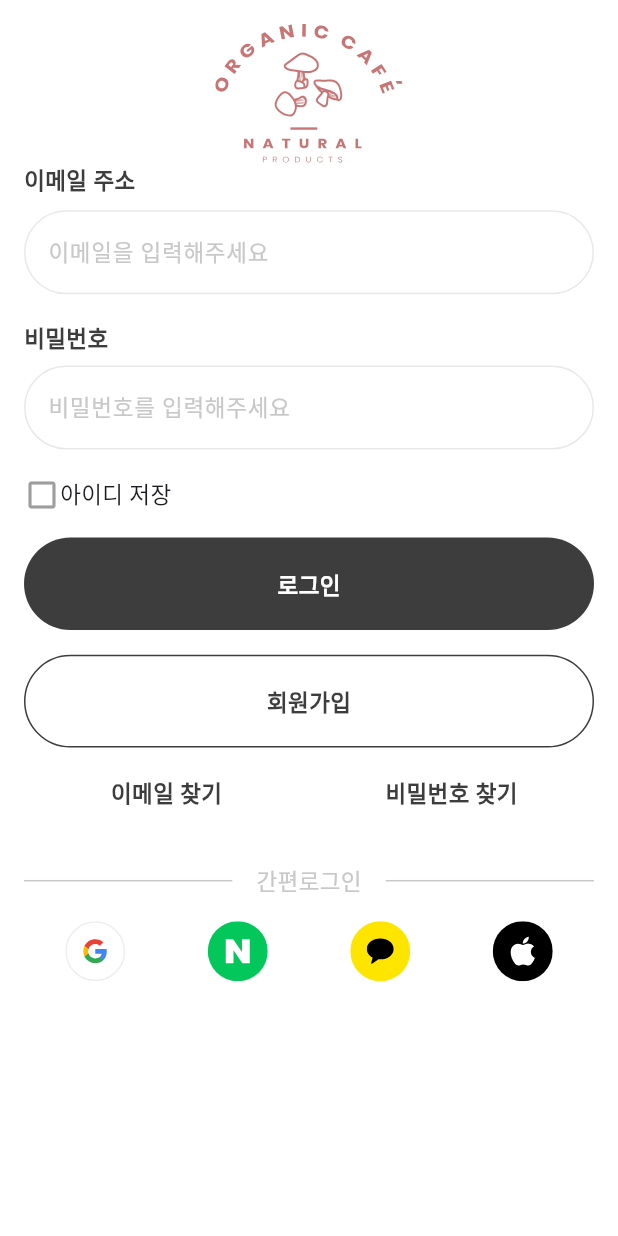
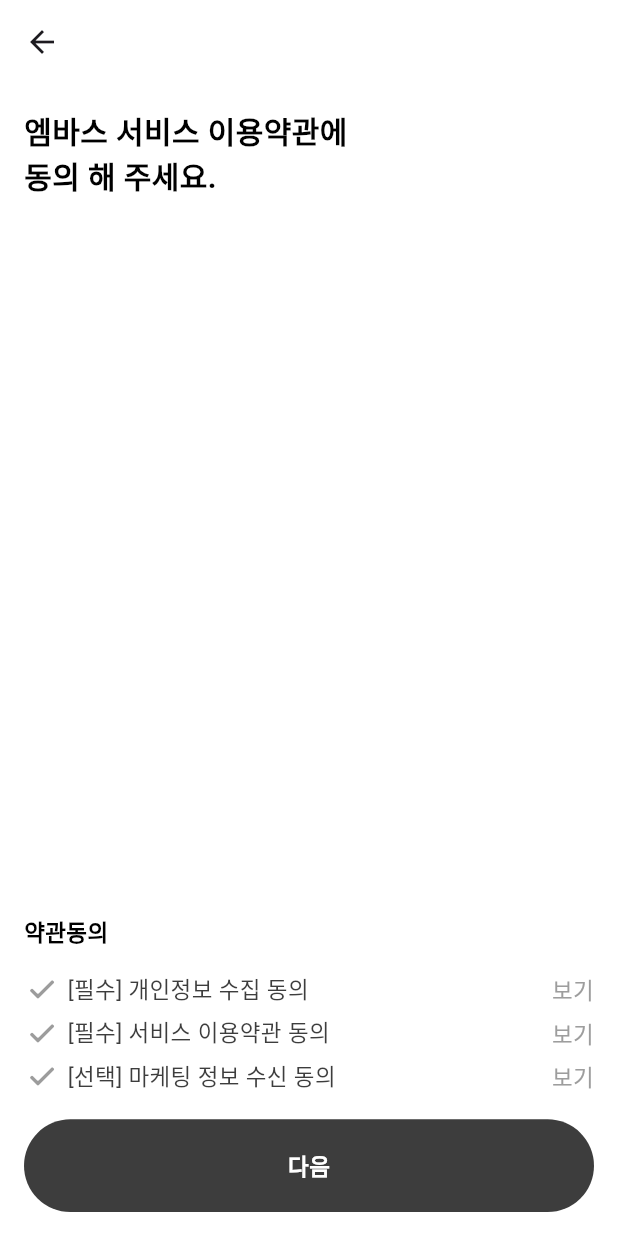
Before and after one commit to GodBongJune/Town-publish, a Flutter app: the screen it shows after launch, after a tap on "확인", after a tap on "회원가입", on a phone screen of 412 x 824 dp. Run offline on Flutter 3.47's test engine with Material 3 defaults, Android fonts, the light colour scheme and no system bars; our stand-ins replace animated_splash_screen, flutter_svg, logger.

Commit message:
회원가입 페이지 완료

```diff
--- /dev/null
+++ b/lib/core/constant/move.dart
@@ -0,0 +1,14 @@
+import 'package:flutter/cupertino.dart';
+import 'package:town/pages/auth/join_page/join_page_widgets/join_page_formfield.dart';
+
+class Move {
+  //회원가입 정보 입력
+  static String joinPageFormfield = "/joinPageFormField";
+}
+
+Map<String, Widget Function(BuildContext)> getRouters() {
+  return {
+    //회원가입 정보 입력
+    Move.joinPageFormfield: (context) => JoinPageFormfield(),
+  };
+}
--- a/lib/main.dart
+++ b/lib/main.dart
@@ -1,5 +1,6 @@
 import 'package:flutter/material.dart';
 import 'package:flutter/services.dart';
+import 'package:town/core/constant/move.dart';
 import 'package:town/core/constant/theme.dart';
 import 'package:town/pages/splash_page/splash_page.dart';
 
@@ -27,6 +28,7 @@
           );
         },
         debugShowCheckedModeBanner: false,
+        routes: getRouters(),
         home: SplashPage(),
         theme: theme(),
       ),
--- /dev/null
+++ b/lib/pages/auth/join_page/join_page.dart
@@ -0,0 +1,14 @@
+import 'package:flutter/material.dart';
+import 'package:town/pages/auth/join_page/join_page_widgets/join_page_body.dart';
+
+class JoinPage extends StatelessWidget {
+  const JoinPage({super.key});
+
+  @override
+  Widget build(BuildContext context) {
+    return Scaffold(
+      appBar: AppBar(),
+      body: JoinPageBody(),
+    );
+  }
+}
--- /dev/null
+++ b/lib/pages/auth/join_page/join_page_widgets/join_page_body.dart
@@ -0,0 +1,194 @@
+import 'package:flutter/cupertino.dart';
+import 'package:flutter/material.dart';
+import 'package:town/core/constant/color.dart';
+import 'package:town/core/constant/move.dart';
+import 'package:town/core/constant/size.dart';
+import 'package:town/pages/auth/join_page/join_page_widgets/join_page_formfield.dart';
+import 'package:town/utils/custom_util.dart';
+
+class JoinPageBody extends StatefulWidget {
+  const JoinPageBody({super.key});
+
+  @override
+  State<JoinPageBody> createState() => _JoinPageBodyState();
+}
+
+class _JoinPageBodyState extends State<JoinPageBody> {
+  bool agree1 = false;
+  bool agree2 = false;
+  bool agree3 = false;
+
+  @override
+  Widget build(BuildContext context) {
+    return Padding(
+      padding: const EdgeInsets.all(16.0),
+      child: CustomScrollView(
+        slivers: [
+          SliverFillRemaining(
+            hasScrollBody: false,
+            child: Column(
+              crossAxisAlignment: CrossAxisAlignment.start,
+              children: [
+                Text(
+                  "엠바스 서비스 이용약관에\n동의 해 주세요.",
+                  style: TextStyle(
+                    color: Colors.black,
+                    fontSize: size20,
+                    fontWeight: FontWeight.bold,
+                  ),
+                ),
+                Spacer(),
+                Text(
+                  "약관동의",
+                  style: TextStyle(
+                    color: Colors.black,
+                    fontSize: size15,
+                    fontWeight: FontWeight.bold,
+                  ),
+                ),
+                SizedBox(height: MediaQuery.of(context).size.height * 0.02),
+                //약관동의 버튼
+                Column(
+                  children: [
+                    Row(
+                      children: [
+                        InkWell(
+                          onTap: () {
+                            setState(() {
+                              agree1 = !agree1;
+                            });
+                          },
+                          child: Row(
+                            children: [
+                              Icon(
+                                CupertinoIcons.checkmark_alt,
+                                color: agree1 ? k27CColor : k9CColor,
+                              ),
+                              SizedBox(width: 5),
+                              Text(
+                                "[필수] 개인정보 수집 동의",
+                                style: TextStyle(
+                                  color: k3DColor,
+                                  fontSize: size15,
+                                ),
+                              ),
+                            ],
+                          ),
+                        ),
+                        Spacer(),
+                        InkWell(
+                          onTap: () {},
+                          child: Text(
+                            "보기",
+                            style: TextStyle(
+                              color: k9DColor,
+                              fontSize: size15,
+                            ),
+                          ),
+                        ),
+                      ],
+                    ),
+                    SizedBox(height: 5),
+                    Row(
+                      children: [
+                        InkWell(
+                          onTap: () {
+                            setState(() {
+                              agree2 = !agree2;
+                            });
+                          },
+                          child: Row(
+                            children: [
+                              Icon(
+                                CupertinoIcons.checkmark_alt,
+                                color: agree2 ? k27CColor : k9CColor,
+                              ),
+                              SizedBox(width: 5),
+                              Text(
+                                "[필수] 서비스 이용약관 동의",
+                                style: TextStyle(
+                                  color: k3DColor,
+                                  fontSize: size15,
+                                ),
+                              ),
+                            ],
+                          ),
+                        ),
+                        Spacer(),
+                        InkWell(
+                          onTap: () {},
+                          child: Text(
+                            "보기",
+                            style: TextStyle(
+                              color: k9DColor,
+                              fontSize: size15,
+                            ),
+                          ),
+                        ),
+                      ],
+                    ),
+                    SizedBox(height: 5),
+                    Row(
+                      children: [
+                        InkWell(
+                          onTap: () {
+                            setState(() {
+                              agree3 = !agree3;
+                            });
+                          },
+                          child: Row(
+                            children: [
+                              Icon(
+                                CupertinoIcons.checkmark_alt,
+                                color: agree3 ? k27CColor : k9CColor,
+                              ),
+                              SizedBox(width: 5),
+                              Text(
+                                "[선택] 마케팅 정보 수신 동의",
+                                style: TextStyle(
+                                  color: k3DColor,
+                                  fontSize: size15,
+                                ),
+                              ),
+                            ],
+                          ),
+                        ),
+                        Spacer(),
+                        InkWell(
+                          onTap: () {},
+                          child: Text(
+                            "보기",
+                            style: TextStyle(
+                              color: k9DColor,
+                              fontSize: size15,
+                            ),
+                          ),
+                        ),
+                      ],
+                    ),
+                  ],
+                ),
+                SizedBox(height: MediaQuery.of(context).size.height * 0.02),
+                //다음버튼
+                basicButton(
+                  context: context,
+                  onTap: () {
+                    if (!(agree1 && agree2)) {
+                      customSnackbar(context, "필수 약관에 동의 해 주세요.");
+                      return;
+                    }
+                    Navigator.of(context)
+                        .popAndPushNamed(Move.joinPageFormfield);
+                  },
+                  buttonColor: k3DColor,
+                  textColor: Colors.white,
+                  text: "다음",
+                ),
+              ],
+            ),
+          ),
+        ],
+      ),
+    );
+  }
+}
--- a/lib/pages/auth/login_page/login_page_widgets/login_page_body.dart
+++ b/lib/pages/auth/login_page/login_page_widgets/login_page_body.dart
@@ -2,6 +2,8 @@
 import 'package:flutter_svg/flutter_svg.dart';
 import 'package:town/core/constant/color.dart';
 import 'package:town/core/constant/size.dart';
+import 'package:town/pages/auth/join_page/join_page.dart';
+import 'package:town/pages/auth/join_page/join_page_widgets/join_page_body.dart';
 import 'package:town/utils/custom_util.dart';
 
 class LoginPageBody extends StatefulWidget {
@@ -19,7 +21,9 @@
       padding: const EdgeInsets.all(16.0),
       child: ListView(
         children: [
+          SizedBox(height: MediaQuery.of(context).size.height * 0.1),
           SvgPicture.asset("assets/logo/logo.svg"),
+          SizedBox(height: MediaQuery.of(context).size.height * 0.02),
           Column(
             crossAxisAlignment: CrossAxisAlignment.start,
             children: [
@@ -89,7 +93,13 @@
           SizedBox(height: MediaQuery.of(context).size.height * 0.02),
           basicButton(
             context: context,
-            onTap: () {},
+            onTap: () {
+              Navigator.of(context).push(
+                MaterialPageRoute(
+                  builder: (context) => JoinPage(),
+                ),
+              );
+            },
             buttonColor: Colors.white,
             textColor: k3DColor,
             text: "회원가입",
--- a/lib/utils/custom_util.dart
+++ b/lib/utils/custom_util.dart
@@ -77,14 +77,30 @@
   required String hintText,
   required bool obscureText,
   TextEditingController? controller,
+  String? suffix,
+  VoidCallback? suffixOnTap,
 }) {
-  return Container(
-    height: MediaQuery.of(context).size.height * 0.07,
-    child: TextFormField(
+  return TextFormField(
     obscureText: obscureText,
     controller: controller,
     style: TextStyle(decorationThickness: 0),
     decoration: InputDecoration(
+      suffix: Padding(
+        padding: const EdgeInsets.symmetric(horizontal: 8.0),
+        child: suffix != null
+            ? InkWell(
+                onTap: suffixOnTap,
+                child: Text(
+                  "${suffix}",
+                  style: TextStyle(
+                    color: k3DColor,
+                    fontSize: size15,
+                    fontWeight: FontWeight.bold,
+                  ),
+                ),
+              )
+            : null,
+      ),
       border: InputBorder.none,
       hintText: "${hintText}",
       hintStyle: TextStyle(
@@ -100,6 +116,5 @@
         borderRadius: BorderRadius.circular(100),
       ),
     ),
-    ),
   );
 }
```
Also changed, not shown: lib/pages/auth/join_page/join_page_widgets/join_page_formfield.dart (added, +133 -0 lines), 3 other files. Lines whose indentation alone changed are shown as unchanged.
